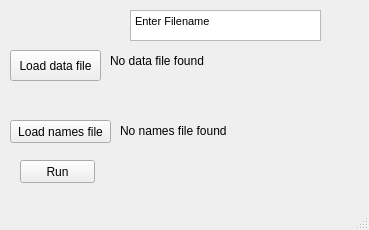
This is gui/cyokine_array.ui in bnel1201/python_plotting_tutorial as Qt 5 draws it before an edit. The edited form follows.
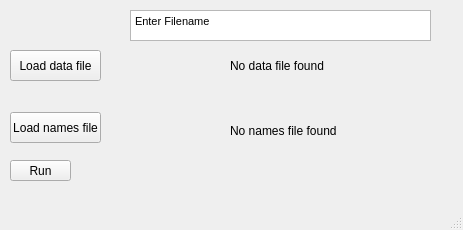
This is the edited form.

Patch:
```diff
--- a/gui/cyokine_array.ui
+++ b/gui/cyokine_array.ui
@@ -6,7 +6,7 @@
    <rect>
     <x>0</x>
     <y>0</y>
-    <width>369</width>
+    <width>463</width>
     <height>230</height>
    </rect>
   </property>
@@ -30,10 +30,10 @@
    <widget class="QLabel" name="datalabel">
     <property name="geometry">
      <rect>
-      <x>110</x>
-      <y>40</y>
-      <width>121</width>
-      <height>41</height>
+      <x>230</x>
+      <y>50</y>
+      <width>231</width>
+      <height>31</height>
      </rect>
     </property>
     <property name="text">
@@ -44,9 +44,9 @@
     <property name="geometry">
      <rect>
       <x>10</x>
-      <y>120</y>
-      <width>101</width>
-      <height>23</height>
+      <y>112</y>
+      <width>91</width>
+      <height>31</height>
      </rect>
     </property>
     <property name="text">
@@ -56,9 +56,9 @@
    <widget class="QLabel" name="nameslabel">
     <property name="geometry">
      <rect>
-      <x>120</x>
+      <x>230</x>
       <y>120</y>
-      <width>121</width>
+      <width>231</width>
       <height>21</height>
      </rect>
     </property>
@@ -69,10 +69,10 @@
    <widget class="QPushButton" name="runbutton">
     <property name="geometry">
      <rect>
-      <x>20</x>
+      <x>10</x>
       <y>160</y>
-      <width>75</width>
-      <height>23</height>
+      <width>61</width>
+      <height>21</height>
      </rect>
     </property>
     <property name="text">
@@ -84,7 +84,7 @@
      <rect>
       <x>130</x>
       <y>10</y>
-      <width>191</width>
+      <width>301</width>
       <height>31</height>
      </rect>
     </property>
```
Left out of the diff: 4 changed lines with no effect on the pictures.
